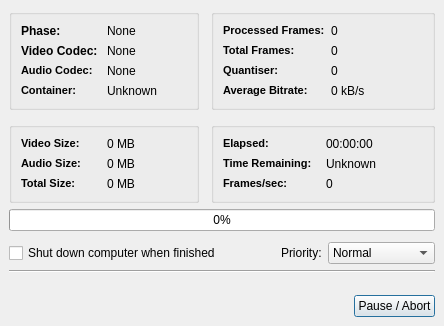
First picture: the form in branches/avidemux_2.4_branch/avidemux/ADM_userInterfaces/ADM_QT4/ADM_dialog/encoding.ui, repository BackupTheBerlios/avidemux-svn, before the edit.
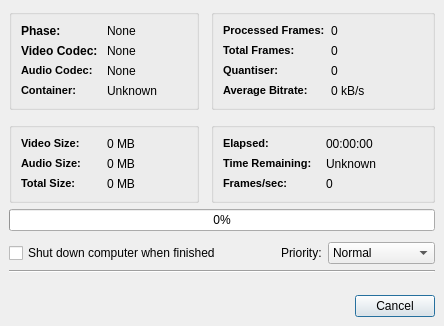
Second picture: the form after the edit.

Commit message: [Qt] use a ButtonBox on encoding and vobsub windows

```diff
--- a/branches/avidemux_2.4_branch/avidemux/ADM_userInterfaces/ADM_QT4/ADM_dialog/encoding.ui
+++ b/branches/avidemux_2.4_branch/avidemux/ADM_userInterfaces/ADM_QT4/ADM_dialog/encoding.ui
@@ -560,25 +560,12 @@
         <number>6</number>
        </property>
        <item>
-        <spacer>
+        <widget class="QDialogButtonBox" name="buttonBox" >
          <property name="orientation" >
           <enum>Qt::Horizontal</enum>
          </property>
-         <property name="sizeHint" >
-          <size>
-           <width>40</width>
-           <height>20</height>
-          </size>
-         </property>
-        </spacer>
-       </item>
-       <item>
-        <widget class="QPushButton" name="pushButton" >
-         <property name="text" >
-          <string>Pause / Abort</string>
-         </property>
-         <property name="default" >
-          <bool>true</bool>
+         <property name="standardButtons" >
+          <set>QDialogButtonBox::Cancel</set>
          </property>
         </widget>
        </item>
```
Left out of the diff: 1 changed line with no effect on the pictures. The commit also changes 4 other files.
